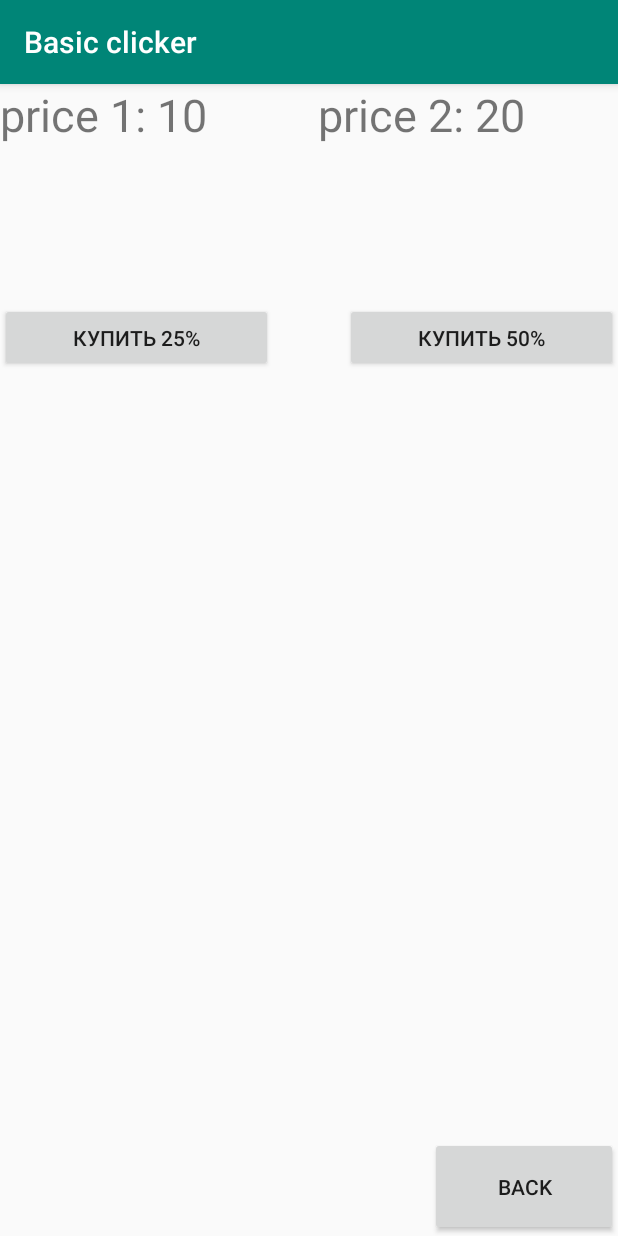
After one commit to AizeRs/it-cube, an Android app: the ShopActivity screen opened directly, with no data from a screen before it, on a phone screen of 412 x 824 dp. The commit adds this screen. Run offline under Robolectric (Android 15) with nearby library versions, the phone set to English and light mode, and no system bars; 5 statements that could not run were skipped.

Commit message:
Intent (1st try)
1st try to do Intent.

```diff
--- a/clicker/app/src/main/AndroidManifest.xml
+++ b/clicker/app/src/main/AndroidManifest.xml
@@ -9,6 +9,7 @@
         android:roundIcon="@mipmap/ic_launcher_round"
         android:supportsRtl="true"
         android:theme="@style/AppTheme">
+        <activity android:name=".ShopActivity"></activity>
         <activity android:name=".MainActivity">
             <intent-filter>
                 <action android:name="android.intent.action.MAIN" />
--- /dev/null
+++ b/clicker/app/src/main/java/com/example/myapplication/ShopActivity.java
@@ -0,0 +1,63 @@
+package com.example.myapplication;
+
+import androidx.appcompat.app.AppCompatActivity;
+
+import android.content.Intent;
+import android.os.Bundle;
+import android.view.View;
+import android.widget.TextView;
+
+public class ShopActivity extends AppCompatActivity {
+
+    Intent intent = new Intent(this, MainActivity.class);
+    Intent GetIntent = getIntent();
+    Integer a = intent.getIntExtra("a", 0);
+    Integer koef = intent.getIntExtra("koef", 1);
+    Integer chance = intent.getIntExtra("chance", 3);
+    Integer chance2 = intent.getIntExtra("chance2", 2);
+
+    public int price = 10;
+    public int price2 = 20;
+
+    @Override
+    protected void onCreate(Bundle savedInstanceState) {
+        super.onCreate(savedInstanceState);
+        setContentView(R.layout.activity_shop);
+    }
+
+    public void onClickButton25(View view){
+        TextView koefout = (TextView)findViewById(R.id.koefout);
+        TextView koefread = (TextView)findViewById(R.id.textView2);
+        TextView text = (TextView)findViewById(R.id.textt);
+        if(a >= price){
+            int b = Chance.get(chance);
+            a -= price;
+            koef += b;
+            price += 10;
+            koefout.setText("price 1: " + price);
+            koefread.setText("$ per click: " + koef);
+            text.setText("Your $: " + a);
+        }
+    }
+    public void onClickButton50(View view) {
+        TextView koefout = (TextView) findViewById(R.id.koefout2);
+        TextView koefread = (TextView) findViewById(R.id.textView2);
+        TextView text = (TextView) findViewById(R.id.textt);
+        if (a >= price2) {
+            int b = Chance.get(chance2);
+            a -= price2;
+            koef += b;
+            price2 += 20;
+            koefout.setText("price 2: " + price2);
+            koefread.setText("$ per click: " + koef);
+            text.setText("Your $: " + a);
+        }
+    }
+    public void onClickButtonBack(View view) {
+        intent.putExtra("a", a);
+        intent.putExtra("koef", koef);
+        intent.putExtra("chance", chance);
+        intent.putExtra("chance2", chance2);
+        startActivity(intent);
+    }
+}
--- /dev/null
+++ b/clicker/app/src/main/res/layout/activity_shop.xml
@@ -0,0 +1,61 @@
+<?xml version="1.0" encoding="utf-8"?>
+<androidx.constraintlayout.widget.ConstraintLayout xmlns:android="http://schemas.android.com/apk/res/android"
+    xmlns:app="http://schemas.android.com/apk/res-auto"
+    xmlns:tools="http://schemas.android.com/tools"
+    android:layout_width="match_parent"
+    android:layout_height="match_parent"
+    tools:context=".ShopActivity">
+
+    <Button
+        android:id="@+id/buy"
+        android:layout_width="182dp"
+        android:layout_height="46dp"
+        android:onClick="onClickButton25"
+        android:text="@string/buy"
+        app:layout_constraintBottom_toBottomOf="parent"
+        app:layout_constraintStart_toStartOf="parent"
+        app:layout_constraintTop_toBottomOf="@+id/koefout"
+        app:layout_constraintVertical_bias="0.144" />
+
+    <Button
+        android:id="@+id/buy2"
+        android:layout_width="182dp"
+        android:layout_height="46dp"
+        android:onClick="onClickButton50"
+        android:text="@string/buy2"
+        app:layout_constraintBottom_toBottomOf="parent"
+        app:layout_constraintEnd_toEndOf="parent"
+        app:layout_constraintTop_toBottomOf="@+id/koefout"
+        app:layout_constraintVertical_bias="0.144" />
+
+    <TextView
+        android:id="@+id/koefout"
+        android:layout_width="231dp"
+        android:layout_height="49dp"
+        android:text="@string/price"
+        android:textSize="30sp"
+        app:layout_constraintStart_toStartOf="parent"
+        app:layout_constraintTop_toTopOf="parent" />
+
+    <TextView
+        android:id="@+id/koefout2"
+        android:layout_width="200dp"
+        android:layout_height="49dp"
+        android:layout_marginTop="44dp"
+        android:text="@string/price2"
+        android:textSize="30sp"
+        app:layout_constraintEnd_toEndOf="parent"
+        app:layout_constraintTop_toBottomOf="@+id/textView2" />
+
+    <Button
+        android:id="@+id/button2"
+        android:layout_width="125dp"
+        android:layout_height="66dp"
+        android:text="@string/Back"
+        android:onClick="onClickButtonBack"
+        app:layout_constraintBottom_toBottomOf="parent"
+        app:layout_constraintEnd_toEndOf="parent"
+        app:layout_constraintHorizontal_bias="1.0"
+        app:layout_constraintStart_toStartOf="parent" />
+
+</androidx.constraintlayout.widget.ConstraintLayout>
--- a/clicker/app/src/main/res/values/strings.xml
+++ b/clicker/app/src/main/res/values/strings.xml
@@ -8,4 +8,6 @@
     <string name="price2">price 2: 20</string>
     <string name="ko">$ per click: 1</string>
     <string name="admin">admin</string>
+    <string name="shop">Shop</string>
+    <string name="Back">Back</string>
 </resources>
```
Also changed, not shown: clicker/app/src/main/java/com/example/myapplication/LangExpert2000.java (deleted, +0 -22 lines), clicker/app/src/main/java/com/example/myapplication/MainActivity.java (+22 -35 lines), clicker/app/src/main/res/layout/activity_main.xml (+17 -48 lines).
